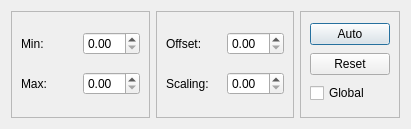
isis-group/vast, file forms/scalingDialog.ui: the form before one commit.
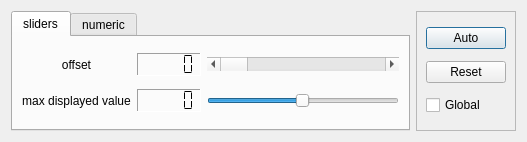
The form after the commit.

Commit message: add slider based UI in value scaling dialog

Diff of the .ui file:
```diff
--- a/forms/scalingDialog.ui
+++ b/forms/scalingDialog.ui
@@ -6,7 +6,7 @@
    <rect>
     <x>0</x>
     <y>0</y>
-    <width>411</width>
+    <width>527</width>
     <height>129</height>
    </rect>
   </property>
@@ -33,15 +33,98 @@
   <property name="modal">
    <bool>false</bool>
   </property>
-  <layout class="QVBoxLayout" name="verticalLayout">
-   <property name="spacing">
-    <number>2</number>
-   </property>
-   <property name="margin">
-    <number>2</number>
-   </property>
+  <layout class="QHBoxLayout" name="horizontalLayout">
    <item>
-    <widget class="QWidget" name="frame_3" native="true">
+    <widget class="QTabWidget" name="tabWidget">
+     <property name="currentIndex">
+      <number>0</number>
+     </property>
+     <widget class="QWidget" name="tab_2">
+      <attribute name="title">
+       <string>sliders</string>
+      </attribute>
+      <layout class="QGridLayout" name="gridLayout_3">
+       <item row="0" column="0">
+        <widget class="QLabel" name="label_5">
+         <property name="text">
+          <string>offset</string>
+         </property>
+         <property name="alignment">
+          <set>Qt::AlignCenter</set>
+         </property>
+        </widget>
+       </item>
+       <item row="0" column="1">
+        <widget class="QLCDNumber" name="offsetDisp">
+         <property name="frameShape">
+          <enum>QFrame::Panel</enum>
+         </property>
+         <property name="frameShadow">
+          <enum>QFrame::Sunken</enum>
+         </property>
+         <property name="segmentStyle">
+          <enum>QLCDNumber::Flat</enum>
+         </property>
+        </widget>
+       </item>
+       <item row="0" column="2">
+        <widget class="QScrollBar" name="offsetSlider">
+         <property name="sizePolicy">
+          <sizepolicy hsizetype="Expanding" vsizetype="Fixed">
+           <horstretch>0</horstretch>
+           <verstretch>0</verstretch>
+          </sizepolicy>
+         </property>
+         <property name="orientation">
+          <enum>Qt::Horizontal</enum>
+         </property>
+        </widget>
+       </item>
+       <item row="1" column="0">
+        <widget class="QLabel" name="label_6">
+         <property name="text">
+          <string>max displayed value</string>
+         </property>
+         <property name="alignment">
+          <set>Qt::AlignCenter</set>
+         </property>
+        </widget>
+       </item>
+       <item row="1" column="1">
+        <widget class="QLCDNumber" name="posVal">
+         <property name="frameShape">
+          <enum>QFrame::Panel</enum>
+         </property>
+         <property name="frameShadow">
+          <enum>QFrame::Sunken</enum>
+         </property>
+         <property name="segmentStyle">
+          <enum>QLCDNumber::Flat</enum>
+         </property>
+        </widget>
+       </item>
+       <item row="1" column="2">
+        <widget class="QSlider" name="scaleSlider">
+         <property name="minimum">
+          <number>1</number>
+         </property>
+         <property name="maximum">
+          <number>200</number>
+         </property>
+         <property name="value">
+          <number>100</number>
+         </property>
+         <property name="orientation">
+          <enum>Qt::Horizontal</enum>
+         </property>
+        </widget>
+       </item>
+      </layout>
+     </widget>
+     <widget class="QWidget" name="tab">
+      <attribute name="title">
+       <string>numeric</string>
+      </attribute>
      <layout class="QHBoxLayout" name="horizontalLayout_2">
       <item>
        <widget class="QFrame" name="frame">
@@ -111,6 +194,10 @@
         </layout>
        </widget>
       </item>
+      </layout>
+     </widget>
+    </widget>
+   </item>
       <item>
        <widget class="QFrame" name="frame_4">
         <property name="sizePolicy">
@@ -151,9 +238,6 @@
            <property name="text">
             <string>Global</string>
            </property>
-          </widget>
-         </item>
-        </layout>
        </widget>
       </item>
      </layout>
```
Lines whose indentation alone changed are shown as unchanged. The commit also changes 2 other files.
